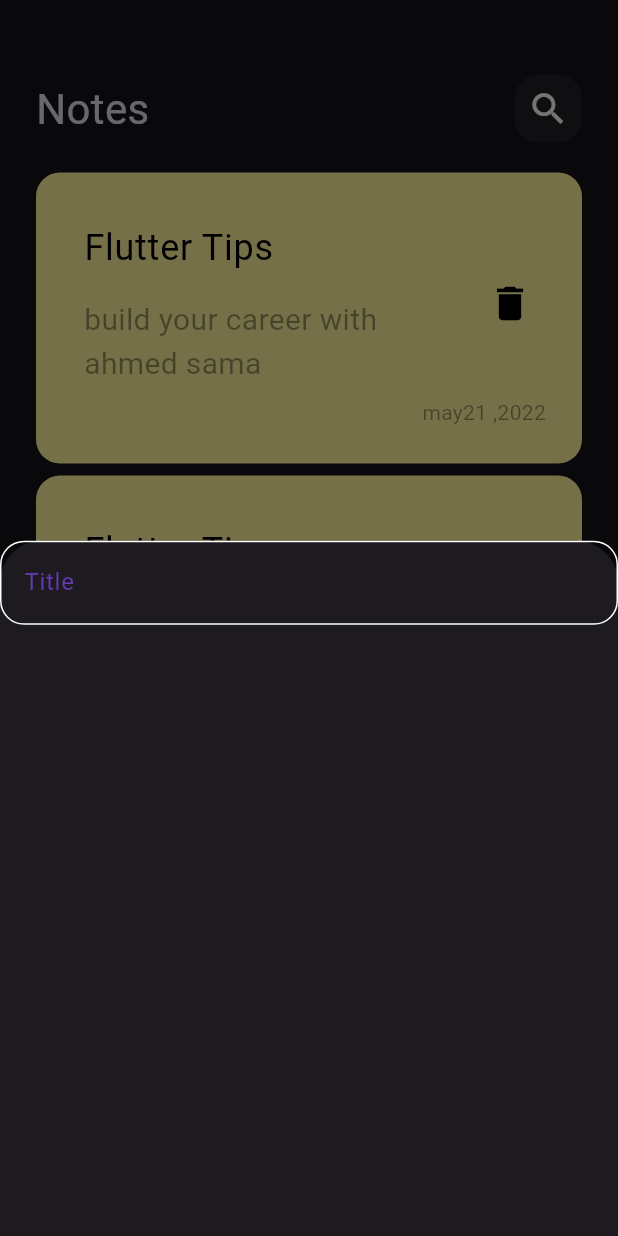
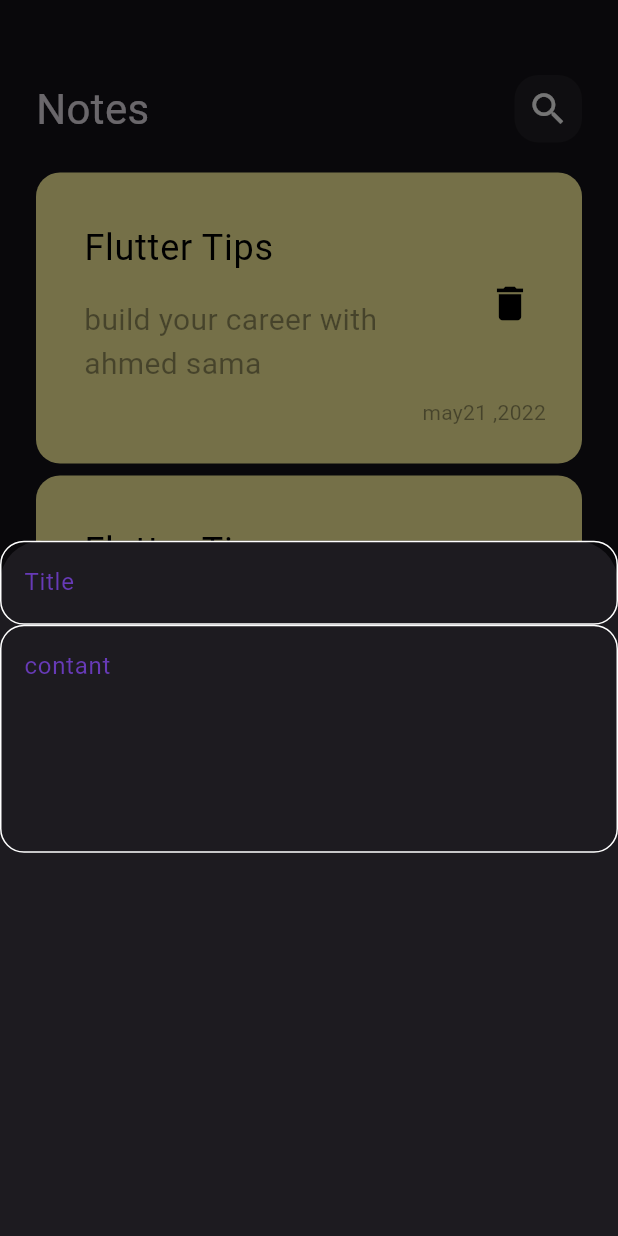
Before and after one commit to Ahmedshams1/New_Notes_App, a Flutter app: the screen it shows after launch, after a tap on the "add" icon, on a phone screen of 412 x 824 dp. Run offline on Flutter 3.47's test engine with Material 3 defaults, Android fonts, the phone set to English and light mode, and no system bars.

Commit message:
add bottom shet

```diff
--- a/lib/widgets/addBottomSheet.dart
+++ b/lib/widgets/addBottomSheet.dart
@@ -9,7 +9,13 @@ class AddNoteBottomSheet extends StatelessWidget {
     return Column(
       children: [
         SizedBox(),
-        CustemTextField(hint: 'Title'),
+        CustemTextField(
+          hint: 'Title',
+        ),
+        CustemTextField(
+          hint: 'contant',
+          maxline: 5,
+        ),
       ],
     );
   }
```
